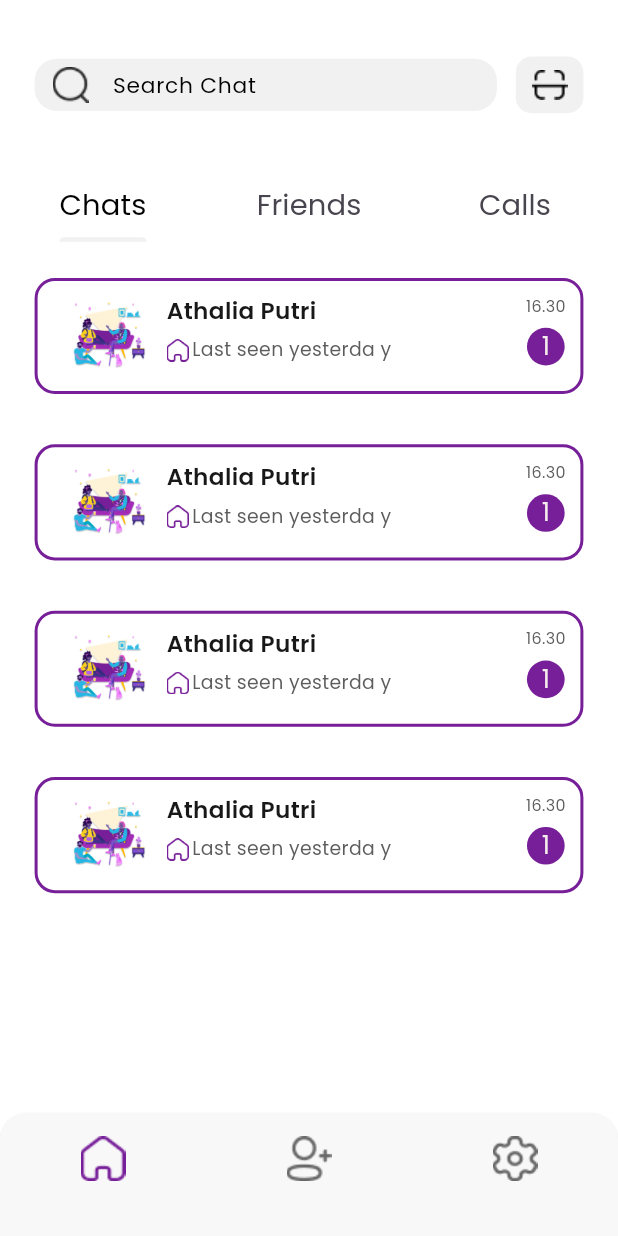
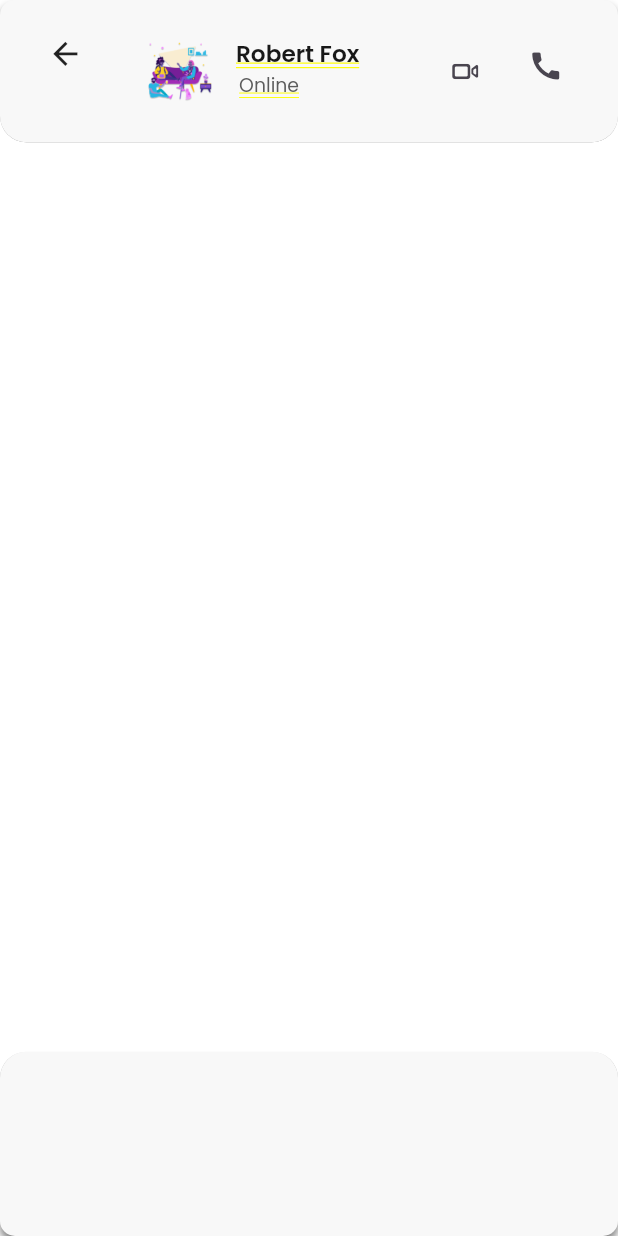
Before and after one commit to nhattruong02/MiniChatApp, a Flutter app: the screen it shows after launch, on a phone screen of 412 x 824 dp. Run offline on Flutter 3.47's test engine with Material 3 defaults, Android fonts, the phone set to English and light mode, and no system bars; our stand-ins replace firebase_core, flutter_screenutil, google_fonts; accounts and stored records are empty.

Commit message:
+ add chat screen

```diff
--- a/lib/main.dart
+++ b/lib/main.dart
@@ -1,6 +1,6 @@
 import 'package:flutter/material.dart';
 import 'package:flutter_screenutil/flutter_screenutil.dart';
-import 'package:minichatapp/ui/bottom_bar/app_main_screen.dart';
+import 'package:minichatapp/ui/chat/chat_screen.dart';
 
 void main() {
   runApp(const MyApp());
@@ -20,7 +20,7 @@ class MyApp extends StatelessWidget {
       builder: (_, child) {
         return const MaterialApp(
           debugShowCheckedModeBanner: false,
-          home: AppMainScreen(),
+          home: ChatScreen(),
         );
       },
     );
--- a/lib/ui/bottom_bar/app_main_screen.dart
+++ b/lib/ui/bottom_bar/app_main_screen.dart
@@ -36,7 +36,7 @@ class _AppMainScreenState extends State<AppMainScreen> {
             ),
             child: BottomNavigationBar(
                 currentIndex: selectedIndex,
-                backgroundColor: AppColors.colorBottomBar,
+                backgroundColor: AppColors.colorBGBar,
                 onTap: (value) {
                   setState(() {});
                   selectedIndex = value;
--- a/lib/ui/bottom_bar/home_screen.dart
+++ b/lib/ui/bottom_bar/home_screen.dart
@@ -1,9 +1,9 @@
 import 'package:flutter/material.dart';
 import 'package:flutter_screenutil/flutter_screenutil.dart';
 import 'package:google_fonts/google_fonts.dart';
-import 'package:minichatapp/ui/tab_bar/tab_bar_call_screen.dart';
-import 'package:minichatapp/ui/tab_bar/tab_bar_chat_screen.dart';
-import 'package:minichatapp/ui/tab_bar/tab_bar_friend_screen.dart';
+import 'package:minichatapp/ui/tab_bar/tab_bar_call_home_screen.dart';
+import 'package:minichatapp/ui/tab_bar/tab_bar_chat_home_screen.dart';
+import 'package:minichatapp/ui/tab_bar/tab_bar_friend_home_screen.dart';
 import 'package:minichatapp/utils/asset_image_loader.dart';
 
 class HomeScreen extends StatefulWidget {
--- /dev/null
+++ b/lib/ui/chat/chat_screen.dart
@@ -0,0 +1,156 @@
+import 'package:flutter/cupertino.dart';
+import 'package:flutter/material.dart';
+import 'package:flutter_screenutil/flutter_screenutil.dart';
+import 'package:google_fonts/google_fonts.dart';
+import 'package:minichatapp/utils/colors.dart';
+
+import '../../utils/asset_image_loader.dart';
+
+class ChatScreen extends StatefulWidget {
+  const ChatScreen({super.key});
+
+  @override
+  State<ChatScreen> createState() => _ChatScreenState();
+}
+
+class _ChatScreenState extends State<ChatScreen> {
+  @override
+  Widget build(BuildContext context) {
+    return SafeArea(
+        child: Container(
+      color: Colors.white,
+      child: Column(
+          children: [_buildTopBar(), _buildListMessage(), _buildBottomBar()]),
+    ));
+  }
+
+  Widget _buildTopBar() {
+    return ClipRRect(
+      borderRadius: BorderRadius.only(
+          bottomRight: const Radius.circular(18).r,
+          bottomLeft: const Radius.circular(18).r),
+      child: Container(
+        height: 98.h,
+        decoration: BoxDecoration(
+          color: AppColors.colorBGBar,
+          borderRadius: BorderRadius.circular(10),
+          boxShadow: [
+            BoxShadow(
+              color: Colors.black.withOpacity(0.5),
+              blurRadius: 4,
+              offset: const Offset(0, 4), // changes position of shadow
+            )
+          ],
+        ),
+        child: Padding(
+          padding: const EdgeInsets.only(top: 23).w,
+          child: Row(
+            crossAxisAlignment: CrossAxisAlignment.start,
+            mainAxisAlignment: MainAxisAlignment.start,
+            children: [
+              _buildIconBack(),
+              _buildAvatarUser(),
+              _buildColumNameAndStatus(),
+              const Spacer(),
+              _buildRowIcon(),
+            ],
+          ),
+        ),
+      ),
+    );
+  }
+
+  Widget _buildIconBack() {
+    return Container(
+      padding: const EdgeInsets.only(left: 30).w,
+      child: Icon(
+        Icons.arrow_back,
+        size: 25.sp,
+      ),
+    );
+  }
+
+  Widget _buildAvatarUser() {
+    return Padding(
+      padding: const EdgeInsets.only(left: 34, right: 13).w,
+      child: Container(
+          width: 50.w,
+          height: 50.h,
+          decoration: const BoxDecoration(shape: BoxShape.circle),
+          child: AssetImageLoader.loadAssetImage("splash")),
+    );
+  }
+
+  Widget _buildColumNameAndStatus() {
+    return Column(
+      crossAxisAlignment: CrossAxisAlignment.start,
+      mainAxisAlignment: MainAxisAlignment.start,
+      children: [
+        Text(
+          "Robert Fox",
+          style: GoogleFonts.poppins(
+              color: AppColors.colorTextNameChat,
+              fontSize: 16.sp,
+              fontWeight: FontWeight.w600),
+        ),
+        Padding(
+          padding: const EdgeInsets.only(left: 2).w,
+          child: Text(
+            "Online",
+            style: GoogleFonts.poppins(
+                color: AppColors.colorTextChat,
+                fontSize: 13.sp,
+                fontWeight: FontWeight.w400),
+          ),
+        )
+      ],
+    );
+  }
+
+  Widget _buildRowIcon() {
+    return Container(
+      padding: const EdgeInsets.only(right: 40).w,
+      child: Row(
+        children: [
+          SizedBox(
+              width: 25.w,
+              height: 18.h,
+              child: IconButton(
+                  onPressed: () {}, icon: Icon(CupertinoIcons.video_camera))),
+          23.horizontalSpace,
+          SizedBox(
+              width: 25.w,
+              height: 25.h,
+              child: IconButton(onPressed: () {}, icon: Icon(Icons.call))),
+        ],
+      ),
+    );
+  }
+
+  Widget _buildListMessage() {
+    return Expanded(child: Container());
+  }
+
+  Widget _buildBottomBar() {
+    return ClipRRect(
+      borderRadius: BorderRadius.only(
+          topLeft: const Radius.circular(18).r,
+          topRight: const Radius.circular(18).r),
+      child: Container(
+        height: 127.h,
+        decoration: BoxDecoration(
+          color: AppColors.colorBGBar,
+          borderRadius: BorderRadius.circular(10),
+          boxShadow: [
+            BoxShadow(
+              color: Colors.black.withOpacity(0.5),
+              blurRadius: 4,
+
+              offset: const Offset(0, 4), // changes position of shadow
+            ),
+          ],
+        ),
+      ),
+    );
+  }
+}
--- a/lib/utils/colors.dart
+++ b/lib/utils/colors.dart
@@ -7,7 +7,7 @@ class AppColors {
   static const Color colorTextForgotPassword = Color(0xFF993F3F);
   static const Color colorDivider = Color(0xFF949494);
   static const Color colorIcon = Color(0xFF696969);
-  static const Color colorBottomBar = Color(0xFFF8F8F8);
+  static const Color colorBGBar = Color(0xFFF8F8F8);
   static const Color colorTextNameChat = Color(0xFF181818);
   static const Color colorTextChat = Color(0xFF5C5C5C);
   static const Color colorNumberMessage = Color(0xFFF5EDED);
```
Also changed, not shown: lib/ui/tab_bar/tab_bar_call_home_screen.dart (renamed from lib/ui/tab_bar/tab_bar_call_screen.dart), lib/ui/tab_bar/tab_bar_chat_home_screen.dart (renamed from lib/ui/tab_bar/tab_bar_chat_screen.dart), lib/ui/tab_bar/tab_bar_friend_home_screen.dart (renamed from lib/ui/tab_bar/tab_bar_friend_screen.dart).
